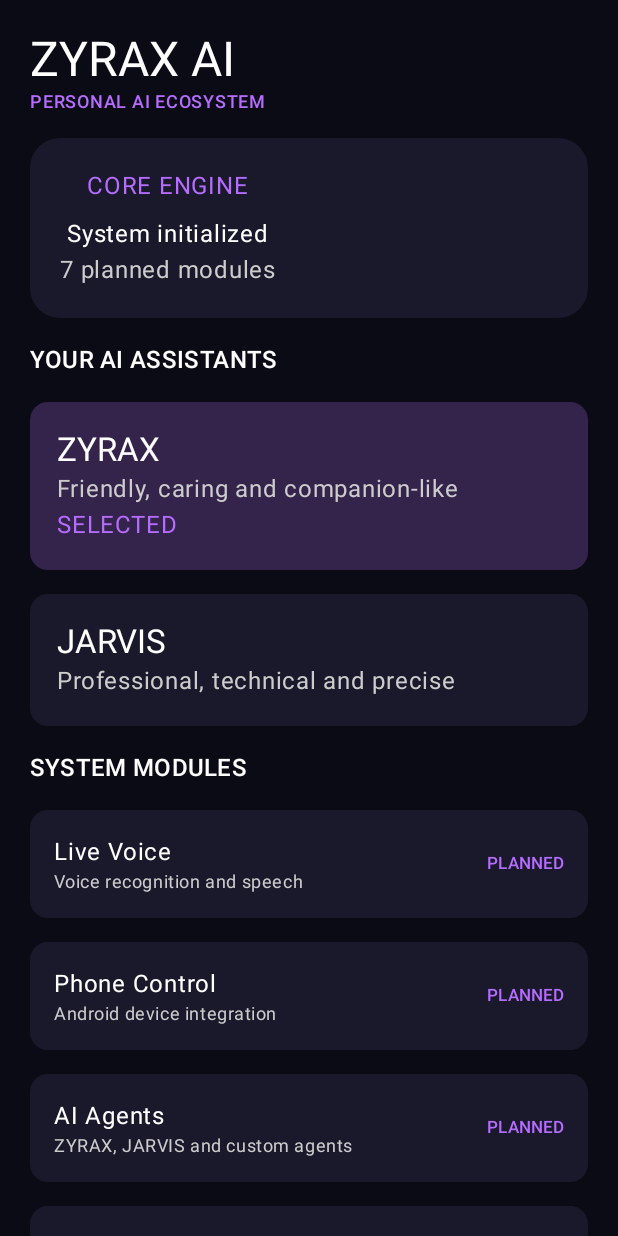
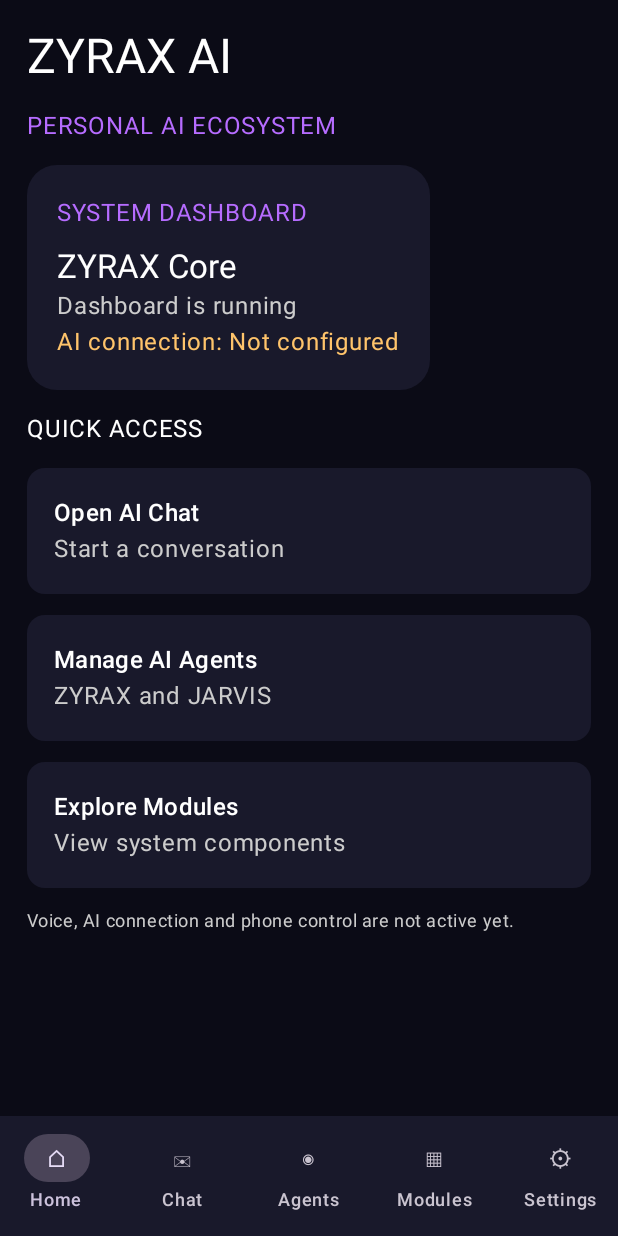
Before and after one commit to ranaislam182838-ctrl/ZYRAX-, an Android app built with Jetpack Compose: the screen it shows after launch (MainActivity), on a phone screen of 412 x 824 dp. Run offline under Robolectric (Android 15) with nearby library versions, the phone set to English and light mode, and no system bars.

Commit message:
Add five-screen ZYRAX dashboard navigation

```diff
--- a/app/src/main/java/com/zyrax/ai/MainActivity.kt
+++ b/app/src/main/java/com/zyrax/ai/MainActivity.kt
@@ -14,141 +14,290 @@ import androidx.compose.ui.Alignment
 import androidx.compose.ui.Modifier
 import androidx.compose.ui.graphics.Color
 import androidx.compose.ui.unit.dp
-import com.zyrax.ai.agents.AgentRegistry
-import com.zyrax.ai.core.ZyraxCore
 
-private val Background = Color(0xFF0B0B16)
+private val Bg = Color(0xFF0B0B16)
 private val Panel = Color(0xFF19192B)
-private val Accent = Color(0xFFB66CFF)
+private val Purple = Color(0xFFB66CFF)
 
 class MainActivity : ComponentActivity() {
     override fun onCreate(savedInstanceState: Bundle?) {
         super.onCreate(savedInstanceState)
 
-        val core = ZyraxCore()
-        core.initialize()
-
         setContent {
             MaterialTheme(
                 colorScheme = darkColorScheme(
-                    primary = Accent,
-                    background = Background,
+                    primary = Purple,
+                    background = Bg,
                     surface = Panel
                 )
             ) {
-                ZyraxDashboard(core)
+                ZyraxApp()
             }
         }
     }
 }
 
 @Composable
-fun ZyraxDashboard(core: ZyraxCore) {
-    var selectedAgent by remember { mutableStateOf("zyrax") }
+fun ZyraxApp() {
+    var page by remember { mutableStateOf("Home") }
 
-    Surface(
-        modifier = Modifier.fillMaxSize(),
-        color = Background
-    ) {
-        LazyColumn(
-            modifier = Modifier.fillMaxSize(),
-            contentPadding = PaddingValues(20.dp),
-            verticalArrangement = Arrangement.spacedBy(16.dp)
-        ) {
-            item {
-                Text(
-                    "ZYRAX AI",
-                    style = MaterialTheme.typography.headlineLarge,
-                    color = Color.White
+    Scaffold(
+        containerColor = Bg,
+        bottomBar = {
+            NavigationBar(containerColor = Panel) {
+                val pages = listOf(
+                    "Home", "Chat", "Agents", "Modules", "Settings"
                 )
-                Text(
-                    "PERSONAL AI ECOSYSTEM",
-                    style = MaterialTheme.typography.labelMedium,
-                    color = Accent
-                )
-            }
+                val symbols = listOf("⌂", "✉", "◉", "▦", "⚙")
 
-            item {
-                Card(
-                    colors = CardDefaults.cardColors(containerColor = Panel),
-                    shape = RoundedCornerShape(20.dp),
-                    modifier = Modifier.fillMaxWidth()
-                ) {
-                    Column(
-                        modifier = Modifier.padding(20.dp),
-                        horizontalAlignment = Alignment.CenterHorizontally
-                    ) {
-                        Text("CORE ENGINE", color = Accent)
-                        Spacer(Modifier.height(8.dp))
-                        Text("System initialized", color = Color.White)
-                        Text(
-                            "${core.modules.size} planned modules",
-                            color = Color.LightGray
+                pages.forEachIndexed { index, name ->
+                    NavigationBarItem(
+                        selected = page == name,
+                        onClick = { page = name },
+                        icon = { Text(symbols[index]) },
+                        label = { Text(name) }
                     )
                 }
             }
         }
-
-            item {
-                Text("YOUR AI ASSISTANTS", color = Color.White,
-                    style = MaterialTheme.typography.titleMedium)
-            }
-
-            items(AgentRegistry.defaultAgents) { agent ->
-                Card(
-                    onClick = { selectedAgent = agent.id },
-                    colors = CardDefaults.cardColors(
-                        containerColor = if (selectedAgent == agent.id)
-                            Color(0xFF34234B) else Panel
-                    ),
-                    modifier = Modifier.fillMaxWidth()
+    ) { padding ->
+        Box(
+            modifier = Modifier
+                .fillMaxSize()
+                .padding(padding)
         ) {
-                    Column(Modifier.padding(18.dp)) {
-                        Text(agent.name, color = Color.White,
-                            style = MaterialTheme.typography.titleLarge)
-                        Text(agent.personality, color = Color.LightGray)
-                        if (selectedAgent == agent.id) {
-                            Text("SELECTED", color = Accent)
+            when (page) {
+                "Home" -> HomeScreen(
+                    onOpenChat = { page = "Chat" },
+                    onOpenAgents = { page = "Agents" },
+                    onOpenModules = { page = "Modules" }
+                )
+                "Chat" -> ChatScreen()
+                "Agents" -> AgentsScreen()
+                "Modules" -> ModulesScreen()
+                "Settings" -> SettingsScreen()
             }
         }
     }
 }
 
-            item {
-                Text("SYSTEM MODULES", color = Color.White,
-                    style = MaterialTheme.typography.titleMedium)
+@Composable
+fun PageColumn(content: @Composable ColumnScope.() -> Unit) {
+    Column(
+        modifier = Modifier
+            .fillMaxSize()
+            .background(Bg)
+            .padding(18.dp),
+        verticalArrangement = Arrangement.spacedBy(14.dp),
+        content = content
+    )
 }
 
-            items(core.modules) { module ->
+@Composable
+fun HomeScreen(
+    onOpenChat: () -> Unit,
+    onOpenAgents: () -> Unit,
+    onOpenModules: () -> Unit
+) {
+    PageColumn {
+        Text("ZYRAX AI", style = MaterialTheme.typography.headlineLarge,
+            color = Color.White)
+        Text("PERSONAL AI ECOSYSTEM", color = Purple)
+
         Card(
             colors = CardDefaults.cardColors(containerColor = Panel),
-                    modifier = Modifier.fillMaxWidth()
+            shape = RoundedCornerShape(20.dp)
         ) {
-                    Row(
-                        modifier = Modifier.padding(16.dp),
-                        verticalAlignment = Alignment.CenterVertically
-                    ) {
-                        Column(Modifier.weight(1f)) {
-                            Text(module.name, color = Color.White)
-                            Text(module.description, color = Color.LightGray,
-                                style = MaterialTheme.typography.bodySmall)
-                        }
-                        Text(
-                            if (module.enabled) "ACTIVE" else "PLANNED",
-                            color = if (module.enabled) Color.Green else Accent,
-                            style = MaterialTheme.typography.labelSmall
-                        )
-                    }
+            Column(Modifier.padding(20.dp)) {
+                Text("SYSTEM DASHBOARD", color = Purple)
+                Spacer(Modifier.height(10.dp))
+                Text("ZYRAX Core", color = Color.White,
+                    style = MaterialTheme.typography.titleLarge)
+                Text("Dashboard is running", color = Color.LightGray)
+                Text("AI connection: Not configured",
+                    color = Color(0xFFFFC46B))
             }
         }
 
-            item {
+        Text("QUICK ACCESS", color = Color.White)
+        ActionCard("Open AI Chat", "Start a conversation", onOpenChat)
+        ActionCard("Manage AI Agents", "ZYRAX and JARVIS", onOpenAgents)
+        ActionCard("Explore Modules", "View system components", onOpenModules)
+
         Text(
-                    "New architecture foundation. Phone control and live AI are not active yet.",
+            "Voice, AI connection and phone control are not active yet.",
             color = Color.LightGray,
             style = MaterialTheme.typography.bodySmall
         )
     }
 }
+
+@Composable
+fun ActionCard(title: String, description: String, action: () -> Unit) {
+    Card(
+        onClick = action,
+        colors = CardDefaults.cardColors(containerColor = Panel),
+        modifier = Modifier.fillMaxWidth()
+    ) {
+        Column(Modifier.padding(18.dp)) {
+            Text(title, color = Color.White,
+                style = MaterialTheme.typography.titleMedium)
+            Text(description, color = Color.LightGray)
         }
     }
+}
+
+@Composable
+fun ChatScreen() {
+    val messages = remember { mutableStateListOf<String>() }
+    var input by remember { mutableStateOf("") }
+
+    Column(
+        modifier = Modifier
+            .fillMaxSize()
+            .background(Bg)
+            .padding(16.dp)
+    ) {
+        Text("AI CHAT", color = Purple,
+            style = MaterialTheme.typography.headlineMedium)
+        Text("AI provider connection will be added next.",
+            color = Color.LightGray)
+
+        LazyColumn(
+            modifier = Modifier.weight(1f).fillMaxWidth(),
+            contentPadding = PaddingValues(vertical = 16.dp),
+            verticalArrangement = Arrangement.spacedBy(10.dp)
+        ) {
+            items(messages) { message ->
+                Card(
+                    colors = CardDefaults.cardColors(
+                        containerColor = Panel
+                    )
+                ) {
+                    Text(message, color = Color.White,
+                        modifier = Modifier.padding(14.dp))
+                }
+            }
+        }
+
+        Row(verticalAlignment = Alignment.CenterVertically) {
+            OutlinedTextField(
+                value = input,
+                onValueChange = { input = it },
+                modifier = Modifier.weight(1f),
+                placeholder = { Text("Write a message...") },
+                singleLine = true
+            )
+            Spacer(Modifier.width(8.dp))
+            Button(onClick = {
+                if (input.isNotBlank()) {
+                    messages.add("You: $input")
+                    input = ""
+                }
+            }) {
+                Text("Send")
+            }
+        }
+    }
+}
+
+@Composable
+fun AgentsScreen() {
+    var selected by remember { mutableStateOf("ZYRAX") }
+
+    PageColumn {
+        Text("AI AGENTS", color = Purple,
+            style = MaterialTheme.typography.headlineMedium)
+        Text("Choose your assistant", color = Color.LightGray)
+
+        listOf(
+            "ZYRAX" to "Friendly, caring companion",
+            "JARVIS" to "Professional technical assistant"
+        ).forEach { (name, description) ->
+            Card(
+                onClick = { selected = name },
+                colors = CardDefaults.cardColors(
+                    containerColor = if (selected == name)
+                        Color(0xFF34234B) else Panel
+                ),
+                modifier = Modifier.fillMaxWidth()
+            ) {
+                Column(Modifier.padding(20.dp)) {
+                    Text(name, color = Color.White,
+                        style = MaterialTheme.typography.titleLarge)
+                    Text(description, color = Color.LightGray)
+                    if (selected == name) {
+                        Text("SELECTED", color = Purple)
+                    }
+                }
+            }
+        }
+
+        Text("Custom Agent creation will be added in a later stage.",
+            color = Color.LightGray)
+    }
+}
+
+@Composable
+fun ModulesScreen() {
+    val modules = listOf(
+        "Live Voice" to "Speech recognition and spoken replies",
+        "Phone Control" to "Android app and screen interaction",
+        "Memory" to "Save and retrieve personal information",
+        "Phone Doctor" to "Device and app diagnostics",
+        "Evolution Studio" to "Create and manage extensions",
+        "Reminders" to "Scheduled notifications",
+        "Plugin System" to "Add new assistant capabilities"
+    )
+
+    PageColumn {
+        Text("SYSTEM MODULES", color = Purple,
+            style = MaterialTheme.typography.headlineMedium)
+
+        LazyColumn(verticalArrangement = Arrangement.spacedBy(10.dp)) {
+            items(modules) { module ->
+                Card(
+                    colors = CardDefaults.cardColors(containerColor = Panel),
+                    modifier = Modifier.fillMaxWidth()
+                ) {
+                    Column(Modifier.padding(16.dp)) {
+                        Text(module.first, color = Color.White,
+                            style = MaterialTheme.typography.titleMedium)
+                        Text(module.second, color = Color.LightGray)
+                        Text("NOT IMPLEMENTED",
+                            color = Color(0xFFFFC46B))
+                    }
+                }
+            }
+        }
+    }
+}
+
+@Composable
+fun SettingsScreen() {
+    var language by remember { mutableStateOf("বাংলা") }
+
+    PageColumn {
+        Text("SETTINGS", color = Purple,
+            style = MaterialTheme.typography.headlineMedium)
+
+        Text("App language", color = Color.White)
+        listOf("বাংলা", "English", "العربية").forEach { option ->
+            Row(verticalAlignment = Alignment.CenterVertically) {
+                RadioButton(
+                    selected = language == option,
+                    onClick = { language = option }
+                )
+                Text(option, color = Color.White)
+            }
+        }
+
+        HorizontalDivider(color = Color.DarkGray)
+
+        Text("AI Provider", color = Color.White)
+        Text("Not connected", color = Color(0xFFFFC46B))
+
+        Text("Voice settings and API configuration will be added next.",
+            color = Color.LightGray)
+    }
+}
```
Lines whose indentation alone changed are shown as unchanged.
